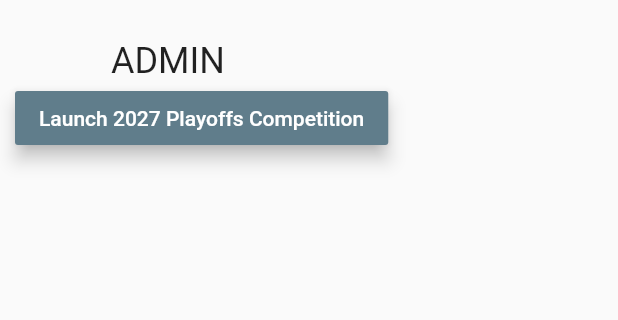
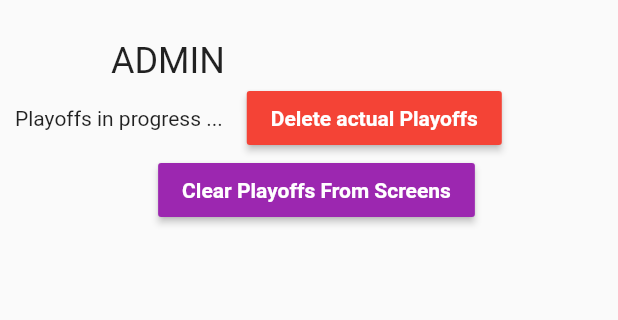
Before and after one commit to Toma4205/bricktime, a Flutter app: the AdminScreen screen opened directly, on a phone screen of 412 x 824 dp, the part 110-430 px from its top. Run offline on Flutter 3.47's test engine with Material 2 defaults, Android fonts, the phone set to English and light mode, and no system bars; our stand-ins replace firebase_auth, firebase_database, flutter_datetime_picker, google_sign_in; missing offline and left inert: flutter_facebook_login; accounts and stored records are empty; statements that could not run were skipped.

```diff
--- a/lib/login_screen.dart
+++ b/lib/login_screen.dart
@@ -4,6 +4,7 @@ import 'package:bricktime/auth/google.dart';
 import 'package:bricktime/auth/authEmail.dart';
 import 'package:firebase_auth/firebase_auth.dart';
 import 'package:bricktime/screens/my_pronostics_screen.dart';
+import 'package:bricktime/dbase/init_database.dart';
 
 class LoginScreen extends StatefulWidget {
 
@@ -140,6 +141,7 @@ class _LoginScreenState extends State<LoginScreen>
   @override
   void initState() {
     super.initState();
+
     widget.auth.getCurrentUser().then((user) {
       if (user != null) {
         print('INITSTATE Current user is : '+user.toString());
--- a/lib/screens/admin_screen.dart
+++ b/lib/screens/admin_screen.dart
@@ -38,8 +38,10 @@ class _AdminScreenState extends State<AdminScreen>{
   ListModel listModel;
   bool showOnlyCompleted = false;
   bool isAdmin = false;
-  bool _isShowButton = false;
-  bool _isShowForm = false;
+
+
+  bool _isShowButton = true; //Sera une valeur issue de la BDD : on affiche le bouton uniquement si la compétition n'est pas lancée
+  bool _isShowForm = false; //Idem
 
   String playoffYear = DateTime.now().year.toString();
   List<DateTime> datesLimites = new List(16);
@@ -77,7 +79,6 @@ class _AdminScreenState extends State<AdminScreen>{
       );
     }
   }
-
 
   @override
   void initState() {
@@ -150,6 +151,19 @@ class _AdminScreenState extends State<AdminScreen>{
         }, currentTime: DateTime.now(), locale: LocaleType.fr);
   }
 
+  void _changeStateFilter(){
+    setState(() {
+      showOnlyCompleted = !showOnlyCompleted;
+    });
+    pronos.where((prono) => prono.completed).forEach((prono) {
+      if (showOnlyCompleted) {
+        listModel.removeAt(listModel.indexOf(prono));
+      } else {
+        listModel.insert(pronos.indexOf(prono), prono);
+      }
+    });
+  }
+
   String _checkLaunch(){
     String error = null;
     if(selectedTeamsEast.contains(null) || selectedTeamsWest.contains(null)){
@@ -170,7 +184,6 @@ class _AdminScreenState extends State<AdminScreen>{
         children: <Widget>[
           //_buildTimeline(),
           _buildTopHeader(),
-          //_buildProfileRow(),
           _buildBottomPart(),
           //_buildFilterButton(),
         ],
@@ -193,20 +206,6 @@ class _AdminScreenState extends State<AdminScreen>{
       //backgroundColor: _colorAnimation.value,
     );
   }
-
-  void _changeStateFilter(){
-    setState(() {
-      showOnlyCompleted = !showOnlyCompleted;
-    });
-    pronos.where((prono) => prono.completed).forEach((prono) {
-      if (showOnlyCompleted) {
-        listModel.removeAt(listModel.indexOf(prono));
-      } else {
-        listModel.insert(pronos.indexOf(prono), prono);
-      }
-    });
-  }
-
 
   Widget _buildTopHeader() {
     return new Padding(
@@ -255,7 +254,6 @@ class _AdminScreenState extends State<AdminScreen>{
     );
   }
 
-
   Widget _buildProfileRow() {
     return new Padding(
       padding: new EdgeInsets.only(left: 16.0, top: _imageHeight / 2.5),
@@ -300,10 +298,10 @@ class _AdminScreenState extends State<AdminScreen>{
       child: new Column(
         crossAxisAlignment: CrossAxisAlignment.start,
         children: <Widget>[
-          _buildMyTasksHeader(),
-          _newPlayoffsLauncher(),
-          _buildFormPlayoffs(),
-          //_buildTasksList(),
+          _buildMyTasksHeader(), //Titre ADMIN
+          _newPlayoffsLauncher(), //Bouton d'initialisation ou texte d'information
+          _buildFormPlayoffs(), //Formulaire d'initialisation de toutes les équipes
+          //_buildTasksList(), //Liste des pronostics idem utilisateur mais en modifiable
         ],
       ),
     );
@@ -372,7 +370,7 @@ class _AdminScreenState extends State<AdminScreen>{
     );
   }
 
-  _buildFormPlayoffs(){
+  Widget _buildFormPlayoffs(){
     if(_isShowForm){
       return new Expanded(
         child: Form(
@@ -448,12 +446,33 @@ class _AdminScreenState extends State<AdminScreen>{
 
   Widget _newPlayoffsLauncher(){
     if(_isShowButton){
-      return Text("Playoffs in progress ...");
+      return Column(
+        children: <Widget>[
+          Row(
+            children: <Widget>[
+                Text("Playoffs in progress ..."),
+                Padding(padding: EdgeInsets.all(8)),
+                RaisedButton(
+                  onPressed: () => print("DELETE"),
+                  color: Colors.red,
+                  child: Text("Delete actual Playoffs", style: TextStyle(fontWeight: FontWeight.bold, color: Colors.white),),
+                )
+            ]
+          ),
+          RaisedButton(
+            onPressed: () => print("CLEAR"),
+            color: Colors.purple,
+            child: Text("Clear Playoffs From Screens", style: TextStyle(fontWeight: FontWeight.bold, color: Colors.white),),
+          ),
+        ],
+      );
     }else {
-      return  RaisedButton(
+      return Column(
+        children: <Widget>[
+          RaisedButton(
             onPressed: () {
             setState(() {
-            _isShowForm = true;
+              _isShowForm = !_isShowForm;
               _isShowButton = false;
             });
           },
@@ -468,10 +487,11 @@ class _AdminScreenState extends State<AdminScreen>{
               .year
               .toString()) + ' Playoffs Competition',
           style: TextStyle(color: Colors.white),),
+          ),
+        ],
       );
     }
   }
-
 
   Widget _buildTasksList() {
     return new Expanded(
```
Also changed, not shown: lib/dbase/init_database.dart (+30 -30 lines), pubspec.yaml (+6 -4 lines), pubspec.lock. Lines whose indentation alone changed are shown as unchanged.
